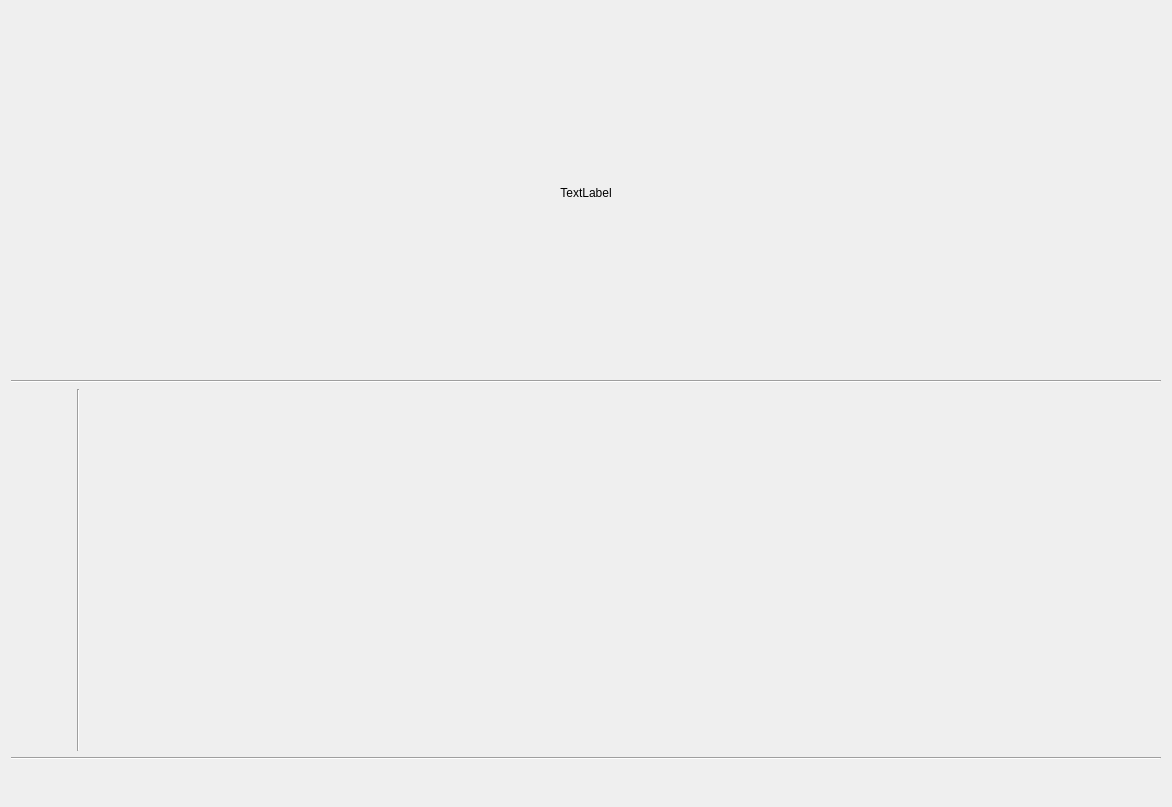
First picture: the form in example_dash.ui, repository epcpower/st, before the edit.
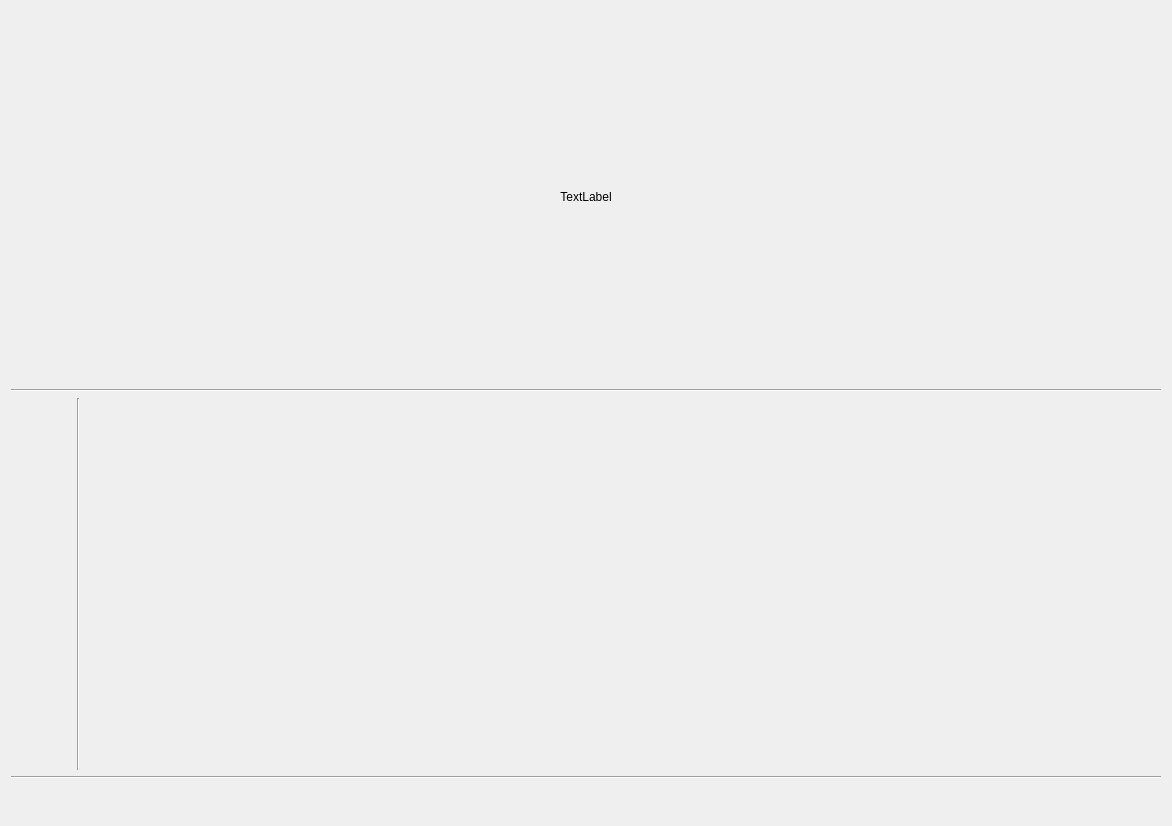
Second picture: the form after the edit. Custom widgets are drawn as their Qt base class.

Commit message:
Add range override to Scale widget
Ref T217

What changed in the file:
```diff
--- a/example_dash.ui
+++ b/example_dash.ui
@@ -7,7 +7,7 @@
     <x>0</x>
     <y>0</y>
     <width>1172</width>
-    <height>807</height>
+    <height>826</height>
    </rect>
   </property>
   <property name="windowTitle">
```
Left out of the diff: 6 changed lines with no effect on the pictures. The commit also changes 1 other file.
